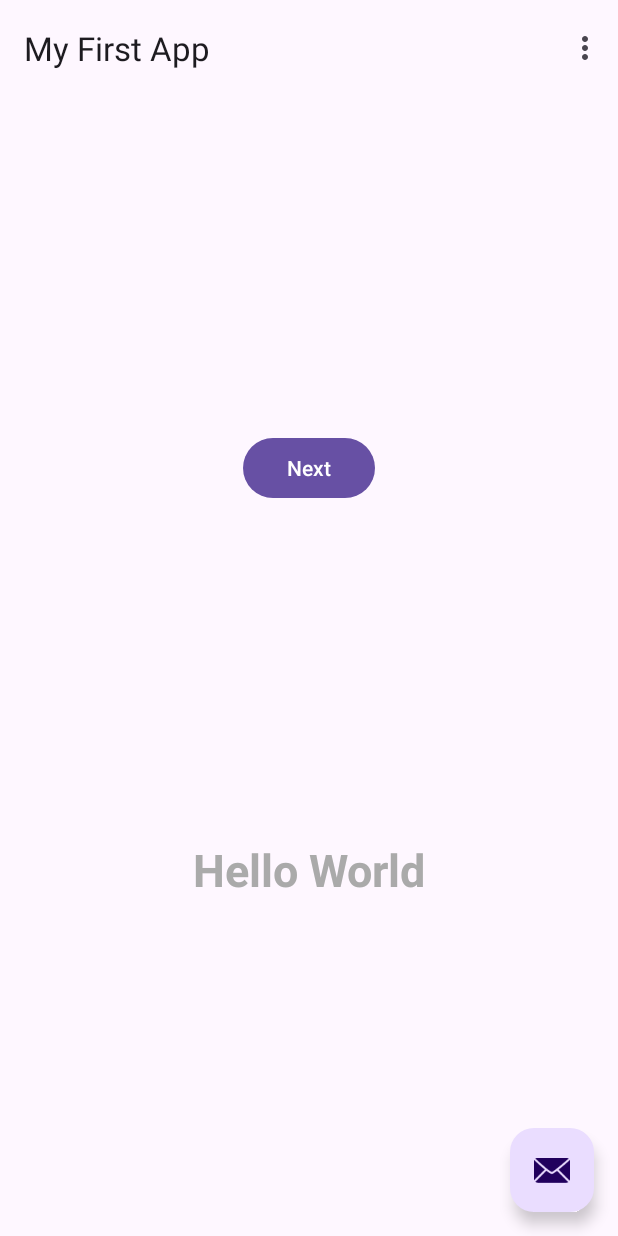
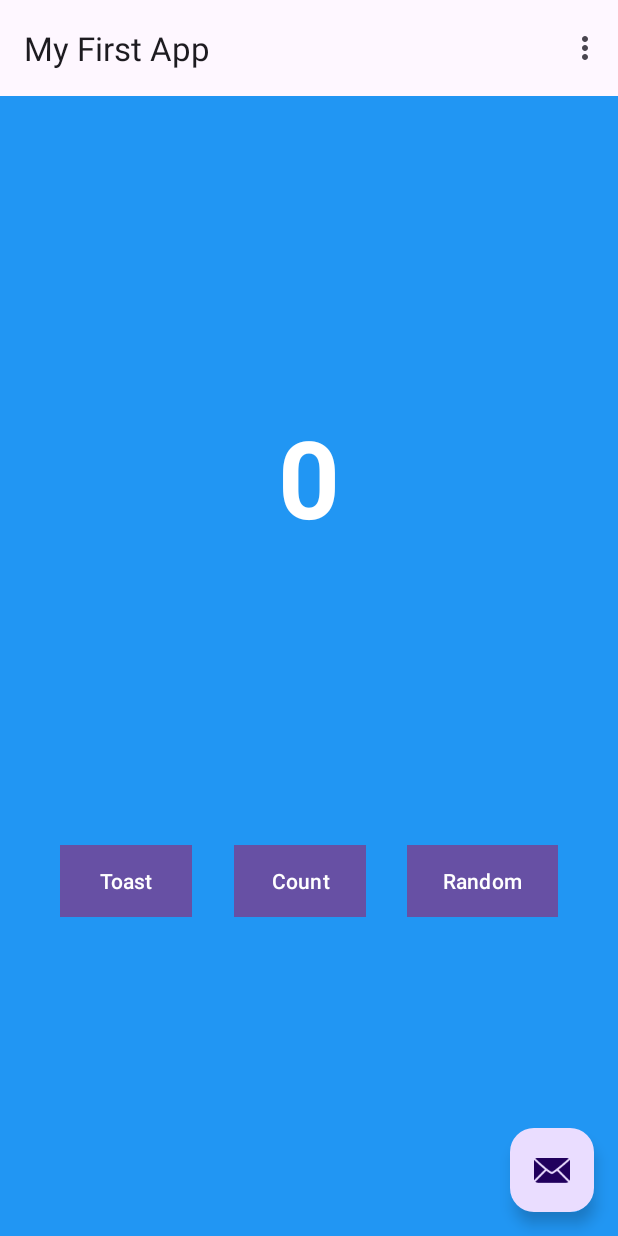
Before and after one commit to twopercentjazz/CSB430_Android, an Android app: the screen it shows after launch (MainActivity), on a phone screen of 412 x 824 dp. Run offline under Robolectric (Android 15) with nearby library versions, the phone set to English and light mode, and no system bars; our stand-ins replace navigation-ui.

Commit message:
toast & count

```diff
--- a/app/src/main/java/com/example/csb430myfirstapp/FirstFragment.java
+++ b/app/src/main/java/com/example/csb430myfirstapp/FirstFragment.java
@@ -4,6 +4,9 @@ import android.os.Bundle;
 import android.view.LayoutInflater;
 import android.view.View;
 import android.view.ViewGroup;
+
+import android.widget.TextView;
+import android.widget.Toast;
 
 import androidx.annotation.NonNull;
 import androidx.fragment.app.Fragment;
@@ -14,6 +17,8 @@ import com.example.csb430myfirstapp.databinding.FragmentFirstBinding;
 public class FirstFragment extends Fragment {
 
     private FragmentFirstBinding binding;
+    private View view;
+    private TextView showCountTextView;
 
     @Override
     public View onCreateView(
@@ -22,14 +27,42 @@ public class FirstFragment extends Fragment {
     ) {
 
         binding = FragmentFirstBinding.inflate(inflater, container, false);
-        return binding.getRoot();
+        view = binding.getRoot();
 
+        // Inflate the layout for this fragment
+        View fragmentFirstLayout = inflater.inflate(R.layout.fragment_first, container, false);
+        // Get the count text view
+        showCountTextView = binding.textviewFirst;
+
+        view.findViewById(R.id.random_button).setOnClickListener(new View.OnClickListener() {
+            @Override
+            public void onClick(View view) {
+                NavHostFragment.findNavController(FirstFragment.this)
+                        .navigate(R.id.action_FirstFragment_to_SecondFragment);
+            }
+        });
+
+        view.findViewById(R.id.toast_button).setOnClickListener(new View.OnClickListener() {
+            @Override
+            public void onClick(View view) {
+                Toast myToast = Toast.makeText(getActivity(), "Hello Toast!", Toast.LENGTH_SHORT);
+                myToast.show();
+            }
+        });
+
+        view.findViewById(R.id.count_button).setOnClickListener(new View.OnClickListener() {
+            @Override
+            public void onClick(View view) {
+                countMe(view);
+            }
+        });
+        return view;
     }
 
     public void onViewCreated(@NonNull View view, Bundle savedInstanceState) {
         super.onViewCreated(view, savedInstanceState);
 
-        binding.buttonFirst.setOnClickListener(new View.OnClickListener() {
+        binding.randomButton.setOnClickListener(new View.OnClickListener() {
             @Override
             public void onClick(View view) {
                 NavHostFragment.findNavController(FirstFragment.this)
@@ -44,4 +77,14 @@ public class FirstFragment extends Fragment {
         binding = null;
     }
 
+    private void countMe(View view) {
+        // Get the value of the text view
+        String countString = showCountTextView.getText().toString();
+        // Convert value to a number and increment it
+        Integer count = Integer.parseInt(countString);
+        count++;
+        // Display the new value in the text view.
+        showCountTextView.setText(count.toString());
+    }
+
 }
--- a/app/src/main/res/layout/fragment_first.xml
+++ b/app/src/main/res/layout/fragment_first.xml
@@ -1,37 +1,60 @@
 <?xml version="1.0" encoding="utf-8"?>
 
 
-    <androidx.constraintlayout.widget.ConstraintLayout
+<androidx.constraintlayout.widget.ConstraintLayout xmlns:android="http://schemas.android.com/apk/res/android"
     xmlns:app="http://schemas.android.com/apk/res-auto"
     xmlns:tools="http://schemas.android.com/tools"
-        xmlns:android="http://schemas.android.com/apk/res/android"
     android:layout_width="match_parent"
     android:layout_height="match_parent"
+    android:background="@color/screenBackground"
     android:padding="16dp"
     tools:context=".FirstFragment">
 
     <Button
-            android:id="@+id/button_first"
+        android:id="@+id/random_button"
         android:layout_width="wrap_content"
         android:layout_height="wrap_content"
-            android:text="@string/next"
-            app:layout_constraintBottom_toTopOf="@id/textview_first"
+        android:layout_marginEnd="24dp"
+        android:background="@color/buttonBackground"
+        android:text="@string/random"
+        app:layout_constraintBottom_toBottomOf="parent"
         app:layout_constraintEnd_toEndOf="parent"
-            app:layout_constraintStart_toStartOf="parent"
-            app:layout_constraintTop_toTopOf="parent" />
+        app:layout_constraintTop_toBottomOf="@+id/textview_first" />
 
     <TextView
         android:id="@+id/textview_first"
         android:layout_width="wrap_content"
         android:layout_height="wrap_content"
-        android:layout_marginTop="16dp"
         android:fontFamily="sans-serif"
-        android:text="@string/helloWorld"
-        android:textColor="@android:color/darker_gray"
-        android:textSize="30sp"
+        android:text="@string/num"
+        android:textColor="@android:color/white"
+        android:textSize="72sp"
         android:textStyle="bold"
         app:layout_constraintBottom_toBottomOf="parent"
         app:layout_constraintEnd_toEndOf="parent"
         app:layout_constraintStart_toStartOf="parent"
-        app:layout_constraintTop_toBottomOf="@id/button_first" />
+        app:layout_constraintTop_toTopOf="parent"
+        app:layout_constraintVertical_bias="0.3" />
+
+    <Button
+        android:id="@+id/toast_button"
+        android:layout_width="wrap_content"
+        android:layout_height="wrap_content"
+        android:layout_marginStart="24dp"
+        android:background="@color/buttonBackground"
+        android:text="@string/toast"
+        app:layout_constraintBottom_toBottomOf="parent"
+        app:layout_constraintStart_toStartOf="parent"
+        app:layout_constraintTop_toBottomOf="@+id/textview_first" />
+
+    <Button
+        android:id="@+id/count_button"
+        android:layout_width="wrap_content"
+        android:layout_height="wrap_content"
+        android:text="@string/count"
+        android:background="@color/buttonBackground"
+        app:layout_constraintBottom_toBottomOf="parent"
+        app:layout_constraintEnd_toStartOf="@+id/random_button"
+        app:layout_constraintStart_toEndOf="@+id/toast_button"
+        app:layout_constraintTop_toBottomOf="@+id/textview_first" />
 </androidx.constraintlayout.widget.ConstraintLayout>
--- a/app/src/main/res/values/colors.xml
+++ b/app/src/main/res/values/colors.xml
@@ -2,4 +2,6 @@
 <resources>
     <color name="black">#FF000000</color>
     <color name="white">#FFFFFFFF</color>
+    <color name="screenBackground">#2196F3</color>
+    <color name="buttonBackground">#BBDEFB</color>
 </resources>
--- a/app/src/main/res/values/strings.xml
+++ b/app/src/main/res/values/strings.xml
@@ -3,10 +3,15 @@
     <string name="action_settings">Settings</string>
     <!-- Strings used for fragments for navigation -->
     <string name="first_fragment_label">My First App</string>
-    <string name="second_fragment_label">Second Fragment</string>
+    <string name="second_fragment_label">My First App</string>
     <string name="next">Next</string>
+    <string name="toast">Toast</string>
+    <string name="random">Random</string>
+    <string name="count">Count</string>
     <string name="previous">Previous</string>
     <string name="helloWorld">Hello World</string>
+    <string name="num">0</string>
+
 
     <string name="lorem_ipsum">
         Lorem ipsum dolor sit amet, consectetur adipiscing elit. Nam in scelerisque sem. Mauris
```
Lines whose indentation alone changed are shown as unchanged.
